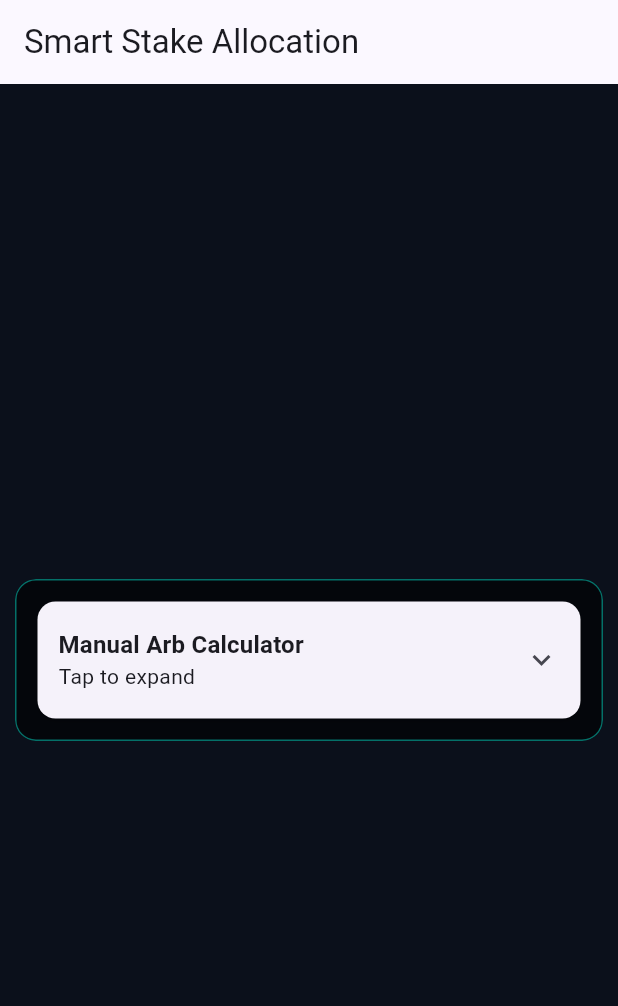
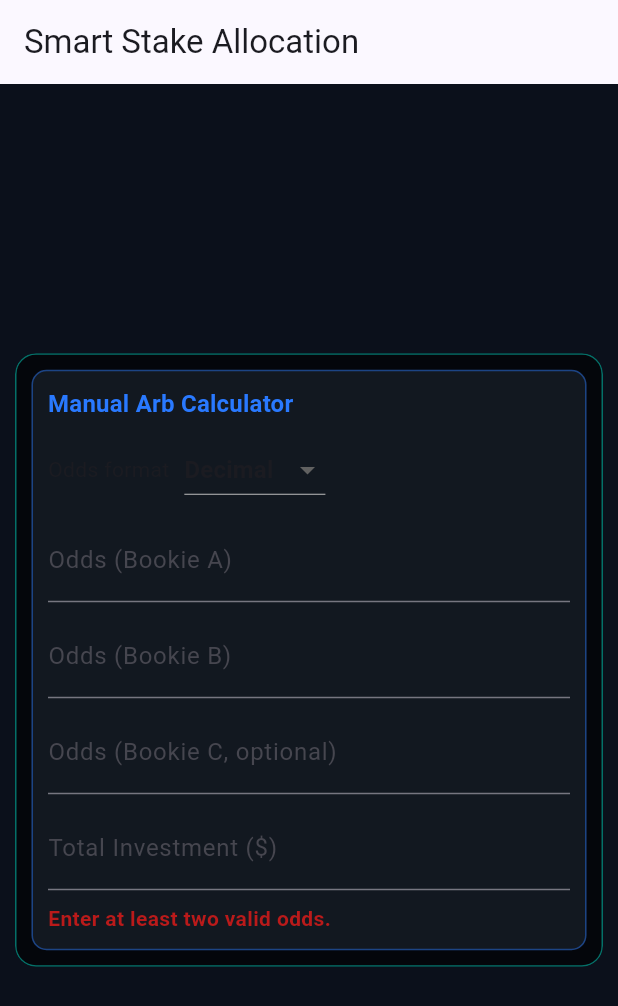
Before and after one commit to Chrisperriello/ArbiTrac, a Flutter app: the CalculatorScreen screen opened directly, on a phone screen of 412 x 824 dp. Shown: the top 1006 px of the screen. Run offline on Flutter 3.47's test engine with Material 3 defaults, Android fonts, the phone set to English and light mode, and no system bars; our stand-ins replace cloud_firestore, decimal, firebase_auth, firebase_core, flutter_dotenv, flutter_riverpod and 5 more; missing offline and left inert: rational; accounts and stored records are empty; generated files the repository leaves out were written again.

Commit message:
Change the theme

```diff
--- a/lib/widgets/manual_arb_calculator_card.dart
+++ b/lib/widgets/manual_arb_calculator_card.dart
@@ -2,6 +2,7 @@ import 'package:decimal/decimal.dart';
 import 'package:flutter/material.dart';
 import 'package:flutter_riverpod/flutter_riverpod.dart';
 
+import '../core/theme/quant_theme.dart';
 import '../providers/providers.dart';
 
 //The card for the manual arb
@@ -17,18 +18,23 @@ class ManualArbCalculatorCard extends ConsumerWidget {
     //format the odds
     final oddsFormat = ref.watch(manualArbOddsFormatProvider);
 
-    return Card(
-      //Expansion drop down card
-      child: ExpansionTile(
-        initiallyExpanded: false,
-        tilePadding: const EdgeInsets.symmetric(horizontal: 14, vertical: 2),
-        childrenPadding: const EdgeInsets.fromLTRB(14, 0, 14, 14),
-        title: Text(
-          'Manual Arb Calculator',
-          style: Theme.of(context).textTheme.titleMedium,
-        ),
-        subtitle: const Text('Tap to expand'),
+    return Container(
+      decoration: BoxDecoration(
+        color: QuantTheme.surface.withValues(alpha: 0.55),
+        border: Border.all(color: QuantTheme.action.withValues(alpha: 0.45)),
+        borderRadius: BorderRadius.circular(10),
+      ),
+      padding: const EdgeInsets.all(10),
+      child: Column(
+        crossAxisAlignment: CrossAxisAlignment.stretch,
         children: [
+          Text(
+            'Manual Arb Calculator',
+            style: Theme.of(
+              context,
+            ).textTheme.titleMedium?.copyWith(color: QuantTheme.action),
+          ),
+          const SizedBox(height: 8),
           //This is the drop down formater
           _OddsFormatDropdown(
             value: oddsFormat,
@@ -122,7 +128,12 @@ class ManualArbCalculatorCard extends ConsumerWidget {
             Text(
               'Guaranteed payout: \$${_formatDecimal(result.guaranteedPayout)}',
             ),
-            Text('Net Profit: \$${_formatDecimal(result.netProfit)}'),
+            Text(
+              'Net Profit: \$${_formatDecimal(result.netProfit)}',
+              style: Theme.of(
+                context,
+              ).textTheme.titleSmall?.copyWith(color: QuantTheme.profit),
+            ),
           ],
         ],
       ),
@@ -214,8 +225,6 @@ class _AmericanOddsInputRow extends StatelessWidget {
                 ),
                 decoration: const InputDecoration(
                   labelText: 'American odds value (e.g. 150)',
-                  border: OutlineInputBorder(),
-                  isDense: true,
                 ),
                 onChanged: onOddsChanged,
               ),
@@ -239,8 +248,6 @@ class _DecimalInputField extends StatelessWidget {
       keyboardType: const TextInputType.numberWithOptions(decimal: true),
       decoration: InputDecoration(
         labelText: label,
-        border: const OutlineInputBorder(),
-        isDense: true,
       ),
       onChanged: onChanged,
     );
--- a/lib/widgets/widgets.dart
+++ b/lib/widgets/widgets.dart
@@ -1 +1,3 @@
 export 'manual_arb_calculator_card.dart';
+export 'opportunity_card.dart';
+export 'freshness_indicator.dart';
```
